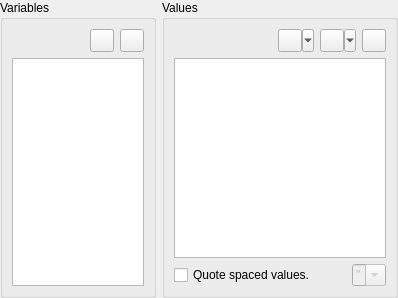
Qt form v2/branches/newxup/monkey/src/xupmanager/gui/VariablesEditor.ui (testmana2/mks) before a commit.
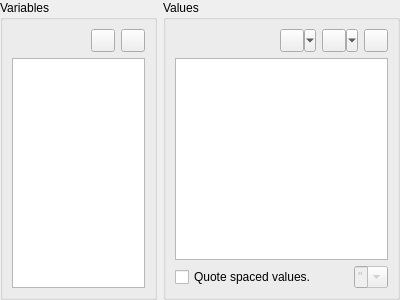
The same form after that commit. Icons and pictures are not drawn.

Diff of the .ui file:
```diff
--- a/v2/branches/newxup/monkey/src/xupmanager/gui/VariablesEditor.ui
+++ b/v2/branches/newxup/monkey/src/xupmanager/gui/VariablesEditor.ui
@@ -6,8 +6,8 @@
    <rect>
     <x>0</x>
     <y>0</y>
-    <width>398</width>
-    <height>298</height>
+    <width>400</width>
+    <height>300</height>
    </rect>
   </property>
   <layout class="QHBoxLayout" name="horizontalLayout">
```
